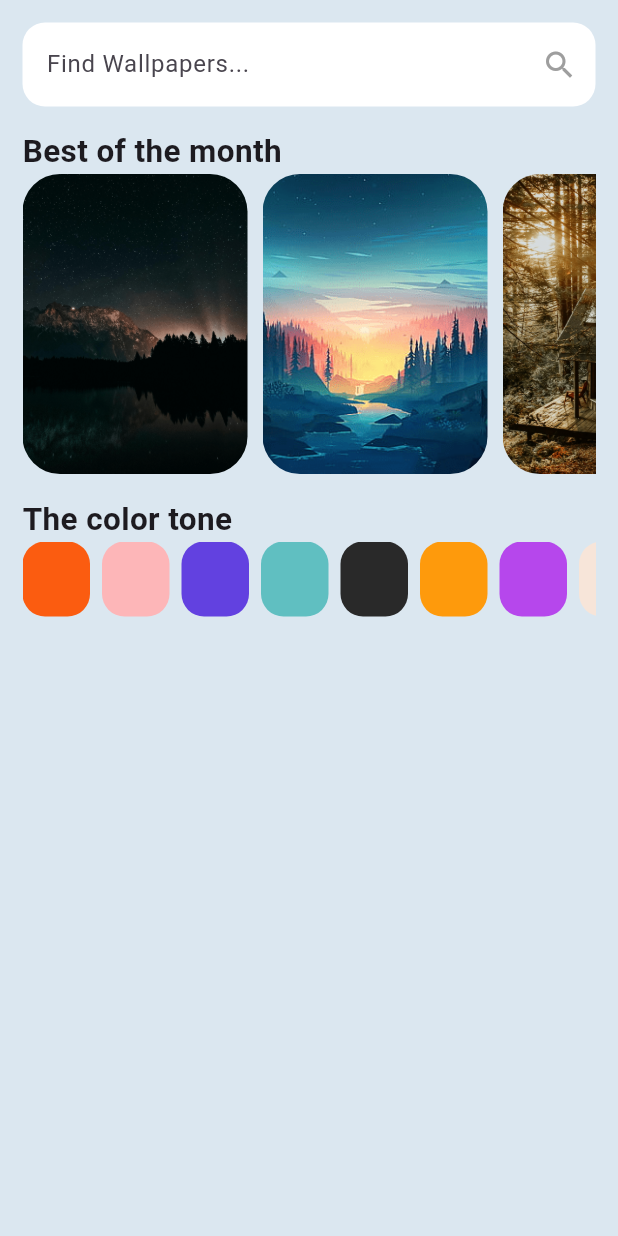
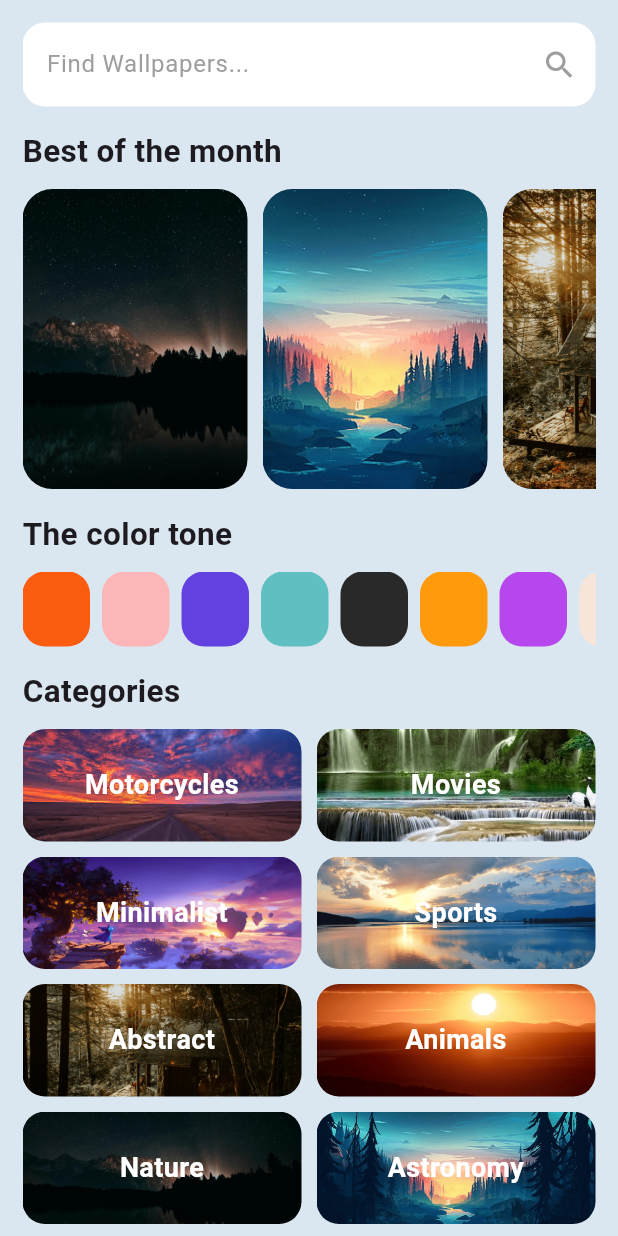
Before and after one commit to sagardhadke/wall_pixel, a Flutter app: the screen it shows after launch, on a phone screen of 412 x 824 dp. Run offline on Flutter 3.47's test engine with Material 3 defaults, Android fonts, the phone set to English and light mode, and no system bars.

Commit message:
Completed Home Screen

```diff
--- a/lib/app_constants.dart
+++ b/lib/app_constants.dart
@@ -23,4 +23,15 @@ class AppConstants {
     Color(0XFFF7E5D9),
     Color(0XFF055553),
   ];
+
+  static List<String> wallCategories = [
+    'Nature',
+    'Astronomy',
+    'Abstract',
+    'Animals',
+    'Minimalist',
+    'Sports',
+    'Motorcycles',
+    'Movies'
+  ];
 }
--- a/lib/home.dart
+++ b/lib/home.dart
@@ -11,6 +11,7 @@ class MyHome extends StatelessWidget {
       body: SafeArea(
         child: Padding(
           padding: EdgeInsets.symmetric(horizontal: 15),
+          child: SingleChildScrollView(
             child: Column(
               crossAxisAlignment: CrossAxisAlignment.start,
               children: [
@@ -22,6 +23,7 @@ class MyHome extends StatelessWidget {
                     fillColor: Colors.white,
                     filled: true,
                     hintText: 'Find Wallpapers...',
+                    hintStyle: TextStyle(color: Colors.grey),
                     suffixIcon: Icon(
                       Icons.search,
                       color: Colors.grey,
@@ -39,15 +41,20 @@ class MyHome extends StatelessWidget {
                   style: TextStyle(fontWeight: FontWeight.bold, fontSize: 21),
                 ),
                 SizedBox(
+                  height: 10,
+                ),
+                SizedBox(
                   height: 200,
                   child: ListView.builder(
+                    physics: NeverScrollableScrollPhysics(),
+                    shrinkWrap: true,
                     scrollDirection: Axis.horizontal,
                     itemCount: AppConstants.wallpapers.length,
                     itemBuilder: (context, index) {
                       return Padding(
                         padding: const EdgeInsets.only(right: 10),
                         child: ClipRRect(
-                        borderRadius: BorderRadius.circular(25),
+                          borderRadius: BorderRadius.circular(20),
                           child: Image.asset(
                             AppConstants.wallpapers[index],
                             width: 150,
@@ -67,8 +74,13 @@ class MyHome extends StatelessWidget {
                   style: TextStyle(fontWeight: FontWeight.bold, fontSize: 21),
                 ),
                 SizedBox(
+                  height: 10,
+                ),
+                SizedBox(
                   height: 50,
                   child: ListView.builder(
+                    physics: NeverScrollableScrollPhysics(),
+                    shrinkWrap: true,
                     scrollDirection: Axis.horizontal,
                     itemCount: AppConstants.colorsTones.length,
                     itemBuilder: (BuildContext context, int index) {
@@ -86,7 +98,59 @@ class MyHome extends StatelessWidget {
                     },
                   ),
                 ),
+                SizedBox(
+                  height: 15,
+                ),
+                Text(
+                  "Categories",
+                  style: TextStyle(fontWeight: FontWeight.bold, fontSize: 21),
+                ),
+                SizedBox(
+                  height: 10,
+                ),
+                GridView.builder(
+                  physics: NeverScrollableScrollPhysics(),
+                  shrinkWrap: true,
+                  reverse: true,
+                  gridDelegate: const SliverGridDelegateWithFixedCrossAxisCount(
+                      crossAxisCount: 2,
+                      mainAxisSpacing: 10,
+                      crossAxisSpacing: 10,
+                      mainAxisExtent: 75),
+                  itemCount: AppConstants.wallCategories.length,
+                  itemBuilder: (BuildContext context, int index) {
+                    return ClipRRect(
+                      borderRadius: BorderRadius.circular(15),
+                      child: SizedBox(
+                        height: 45,
+                        child: Stack(
+                          alignment: Alignment.center,
+                          children: [
+                            Image.asset(
+                              AppConstants.wallpapers[index],
+                              fit: BoxFit.cover,
+                              // height: 45,
+                              width: double.infinity,
+                            ),
+                            Text(
+                              AppConstants.wallCategories[index],
+                              textAlign: TextAlign.center,
+                              style: TextStyle(
+                                  color: Colors.white,
+                                  fontWeight: FontWeight.bold,
+                                  fontSize: 18),
+                            )
                           ],
+                        ),
+                      ),
+                    );
+                  },
+                ),
+                SizedBox(
+                  height: 25,
+                )
+              ],
+            ),
           ),
         ),
       ),
```
Lines whose indentation alone changed are shown as unchanged.
